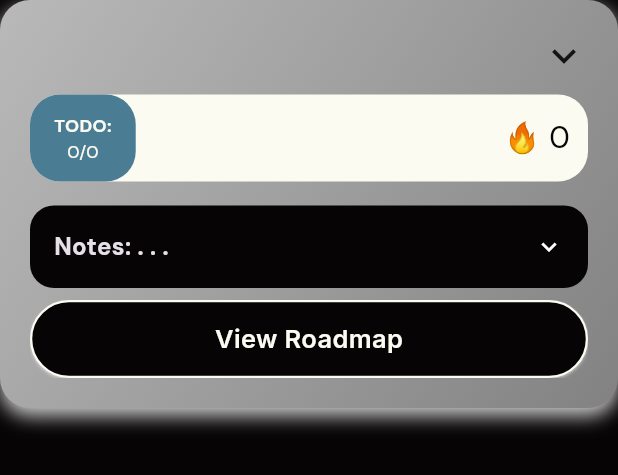
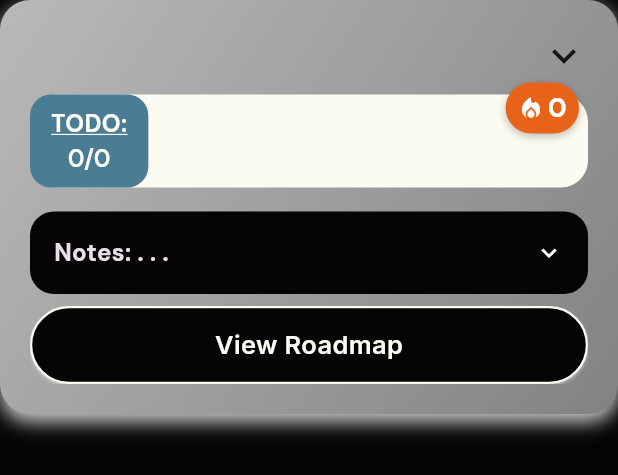
Before and after one commit to RAGs-to-Riches-Blasterhacks/lattice, a Flutter app: the PlanCard widget shown alone on an empty page, opened directly with empty values, after a tap on "TODO:", on a phone screen of 412 x 824 dp. Shown: the top 475 px of the screen. Run offline on Flutter 3.47's test engine with Material 3 defaults, Android fonts, the light colour scheme and no system bars; our stand-ins replace fl_chart, flutter_secure_storage, flutter_svg, geocoding, geolocator, google_fonts and 1 more; missing offline and left inert: mobile_scanner, workfire; accounts and stored records are empty; network calls fail.

Commit message:
TODO looks nice now

```diff
--- a/Frontend/Flutter/lib/widgets/plan_card.dart
+++ b/Frontend/Flutter/lib/widgets/plan_card.dart
@@ -226,7 +226,6 @@ class _PlanCardState extends State<PlanCard>
                           ),
                           const SizedBox(height: 8),
                         ],
-                        // ── TODO pill ────────────────────────────────────────
                         _buildTodoPill(),
                         // ── Extra expanded content (animated) ────────────────
                         ClipRect(
@@ -254,29 +253,34 @@ class _PlanCardState extends State<PlanCard>
   // ─── SHARED WIDGETS ───────────────────────────────────────────────────────
 
   Widget _buildTodoPill() {
-    return Container(
+    return Stack(
+      clipBehavior: Clip.none,
+      children: [
+        Container(
           decoration: BoxDecoration(
             color: AppColors.secondary,
-        borderRadius: BorderRadius.circular(20),
+            borderRadius: BorderRadius.circular(18),
           ),
           child: Row(
             children: [
               Container(
-            padding: const EdgeInsets.symmetric(horizontal: 16, vertical: 12),
+                padding: const EdgeInsets.symmetric(horizontal: 14, vertical: 8),
                 decoration: BoxDecoration(
                   color: const Color(0xFF4A7C94),
-              borderRadius: BorderRadius.circular(20),
+                  borderRadius: BorderRadius.circular(14),
                 ),
                 child: Column(
                   children: [
                     const Text('TODO:',
                         style: TextStyle(
                             color: AppColors.secondary,
-                        fontWeight: FontWeight.bold,
-                        fontSize: 12)),
+                            fontWeight: FontWeight.w700,
+                            fontSize: 16,
+                            decoration: TextDecoration.underline,
+                            decorationColor: AppColors.secondary)),
                     Text('${widget.currentStep < widget.totalSteps ? widget.currentStep + 1 : widget.totalSteps}/${widget.totalSteps}',
                         style: const TextStyle(
-                        color: AppColors.secondary, fontSize: 12)),
+                            color: AppColors.secondary, fontSize: 16, fontWeight: FontWeight.w600)),
                   ],
                 ),
               ),
@@ -290,14 +294,41 @@ class _PlanCardState extends State<PlanCard>
                       color: AppColors.background),
                 ),
               ),
-          Padding(
-            padding: EdgeInsets.only(right: 12.0),
-            child: Text('🔥 ${widget.streak}',
-                style: TextStyle(fontSize: 20, color: AppColors.background),
+            ],
+          ),
+        ),
+        Positioned(
+          top: -8,
+          right: 6,
+          child: Container(
+            padding: const EdgeInsets.symmetric(horizontal: 8, vertical: 4),
+            decoration: BoxDecoration(
+              color: const Color(0xFFE8631A),
+              borderRadius: BorderRadius.circular(20),
+              boxShadow: [
+                BoxShadow(
+                  color: Colors.black.withValues(alpha: 0.25),
+                  blurRadius: 4,
+                  offset: const Offset(0, 2),
+                ),
+              ],
+            ),
+            child: Row(
+              mainAxisSize: MainAxisSize.min,
+              children: [
+                const Icon(Icons.local_fire_department,
+                    color: Colors.white, size: 18),
+                const SizedBox(width: 2),
+                Text('${widget.streak}',
+                    style: const TextStyle(
+                        color: Colors.white,
+                        fontSize: 18,
+                        fontWeight: FontWeight.w700)),
+              ],
+            ),
           ),
         ),
       ],
-      ),
     );
   }
 
```
Lines whose indentation alone changed are shown as unchanged.
